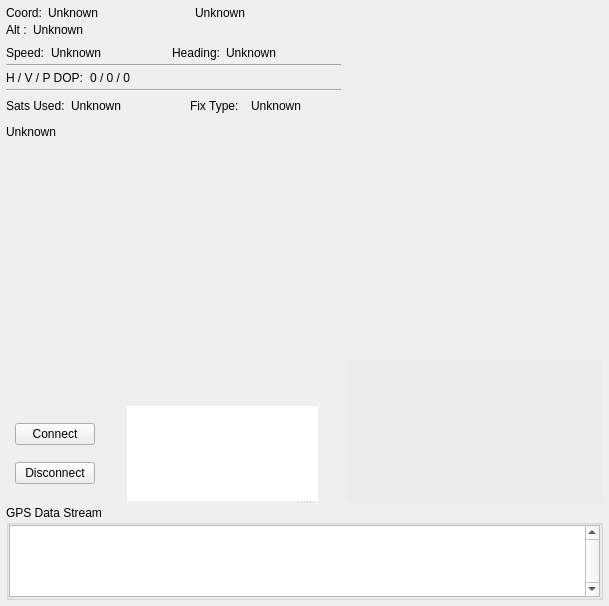
Qt form ground/gcs/src/plugins/gpsdisplay/gpsdisplaywidget.ui (librepilot/LibrePilot) before a commit.
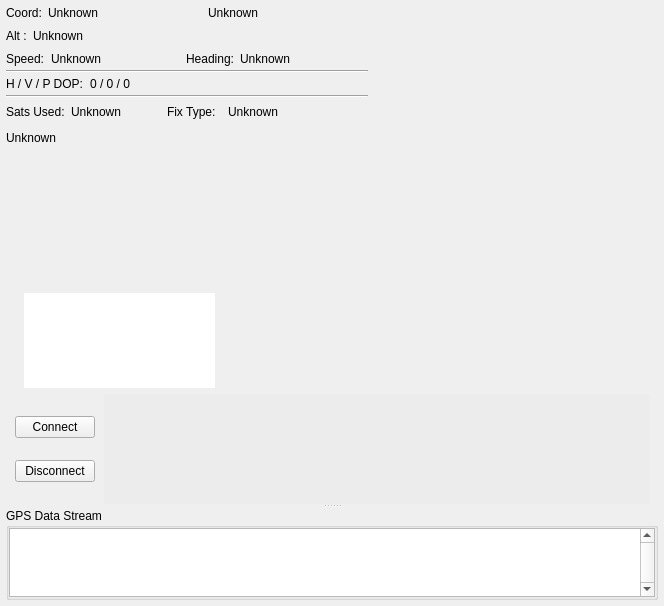
The same form after that commit. Custom widgets are drawn as their Qt base class.

Commit message: LP-536 Reorganize GPS display widget for a wider SNR widget.

Diff of the .ui file:
```diff
--- a/ground/gcs/src/plugins/gpsdisplay/gpsdisplaywidget.ui
+++ b/ground/gcs/src/plugins/gpsdisplay/gpsdisplaywidget.ui
@@ -6,7 +6,7 @@
    <rect>
     <x>0</x>
     <y>0</y>
-    <width>609</width>
+    <width>664</width>
     <height>606</height>
    </rect>
   </property>
@@ -47,164 +47,9 @@
       <bool>true</bool>
      </property>
      <widget class="QWidget" name="layoutWidget">
-      <layout class="QGridLayout" name="gridLayout" rowstretch="1,0" columnstretch="1,0">
-       <item row="1" column="1">
-        <widget class="GpsSnrWidget" name="gpsSnrWidget">
-         <property name="minimumSize">
-          <size>
-           <width>0</width>
-           <height>0</height>
-          </size>
-         </property>
-         <property name="maximumSize">
-          <size>
-           <width>400</width>
-           <height>140</height>
-          </size>
-         </property>
-         <property name="palette">
-          <palette>
-           <active>
-            <colorrole role="Base">
-             <brush brushstyle="SolidPattern">
-              <color alpha="255">
-               <red>236</red>
-               <green>236</green>
-               <blue>236</blue>
-              </color>
-             </brush>
-            </colorrole>
-            <colorrole role="Window">
-             <brush brushstyle="SolidPattern">
-              <color alpha="255">
-               <red>237</red>
-               <green>237</green>
-               <blue>237</blue>
-              </color>
-             </brush>
-            </colorrole>
-           </active>
-           <inactive>
-            <colorrole role="Base">
-             <brush brushstyle="SolidPattern">
-              <color alpha="255">
-               <red>236</red>
-               <green>236</green>
-               <blue>236</blue>
-              </color>
-             </brush>
-            </colorrole>
-            <colorrole role="Window">
-             <brush brushstyle="SolidPattern">
-              <color alpha="255">
-               <red>237</red>
-               <green>237</green>
-               <blue>237</blue>
-              </color>
-             </brush>
-            </colorrole>
-           </inactive>
-           <disabled>
-            <colorrole role="Base">
-             <brush brushstyle="SolidPattern">
-              <color alpha="255">
-               <red>236</red>
-               <green>236</green>
-               <blue>236</blue>
-              </color>
-             </brush>
-            </colorrole>
-            <colorrole role="Window">
-             <brush brushstyle="SolidPattern">
-              <color alpha="255">
-               <red>236</red>
-               <green>236</green>
-               <blue>236</blue>
-              </color>
-             </brush>
-            </colorrole>
-           </disabled>
-          </palette>
-         </property>
-         <property name="toolTip">
-          <string>&lt;html&gt;&lt;head/&gt;&lt;body&gt;&lt;p&gt;Displays the SNR for each detected sat. GPS satellites are shown in green, GLONASS in cyan, BeiDou in red, Galileo in magenta and SBAS/QZSS in orange. Satellite number (PRN) is displayed inside the bar. Sat SNR is displayed above (in dBHz)&lt;/p&gt;&lt;/body&gt;&lt;/html&gt;</string>
-         </property>
-         <property name="autoFillBackground">
-          <bool>false</bool>
-         </property>
-         <property name="frameShape">
-          <enum>QFrame::Panel</enum>
-         </property>
-         <property name="lineWidth">
-          <number>0</number>
-         </property>
-         <property name="verticalScrollBarPolicy">
-          <enum>Qt::ScrollBarAlwaysOff</enum>
-         </property>
-         <property name="horizontalScrollBarPolicy">
-          <enum>Qt::ScrollBarAlwaysOff</enum>
-         </property>
-        </widget>
-       </item>
-       <item row="0" column="1">
-        <layout class="QVBoxLayout" name="verticalLayout_3" stretch="0,1">
-         <property name="spacing">
-          <number>0</number>
-         </property>
-         <item>
-          <widget class="GpsConstellationWidget" name="gpsSky">
-           <property name="enabled">
-            <bool>true</bool>
-           </property>
-           <property name="maximumSize">
-            <size>
-             <width>400</width>
-             <height>400</height>
-            </size>
-           </property>
-           <property name="styleSheet">
-            <string notr="true">background-color: rgba(255, 255, 255, 0);</string>
-           </property>
-           <property name="frameShape">
-            <enum>QFrame::Panel</enum>
-           </property>
-           <property name="verticalScrollBarPolicy">
-            <enum>Qt::ScrollBarAlwaysOff</enum>
-           </property>
-           <property name="horizontalScrollBarPolicy">
-            <enum>Qt::ScrollBarAlwaysOff</enum>
-           </property>
-           <property name="backgroundBrush">
-            <brush brushstyle="NoBrush">
-             <color alpha="255">
-              <red>0</red>
-              <green>0</green>
-              <blue>0</blue>
-             </color>
-            </brush>
-           </property>
-          </widget>
-         </item>
-         <item>
-          <spacer name="verticalSpacer_2">
-           <property name="orientation">
-            <enum>Qt::Vertical</enum>
-           </property>
-           <property name="sizeType">
-            <enum>QSizePolicy::Expanding</enum>
-           </property>
-           <property name="sizeHint" stdset="0">
-            <size>
-             <width>20</width>
-             <height>40</height>
-            </size>
-           </property>
-          </spacer>
-         </item>
-        </layout>
-       </item>
-       <item row="0" column="0" rowspan="2">
-        <layout class="QVBoxLayout" name="infoVerticalLayout" stretch="0,0,0,0,0,0,0,0,0,0,0,0,0,0,0,1,0">
+      <layout class="QGridLayout" name="gridLayout" rowstretch="3,0">
+       <item row="0" column="0">
+        <layout class="QVBoxLayout" name="infoVerticalLayout" stretch="0,0,0,0,0,0,0,0,0,0,0,0,0,0,0,1,0,0">
          <property name="spacing">
           <number>0</number>
          </property>
@@ -284,6 +129,22 @@
            </item>
           </layout>
          </item>
+         <item>
+          <spacer name="verticalSpacer_9">
+           <property name="orientation">
+            <enum>Qt::Vertical</enum>
+           </property>
+           <property name="sizeType">
+            <enum>QSizePolicy::Preferred</enum>
+           </property>
+           <property name="sizeHint" stdset="0">
+            <size>
+             <width>20</width>
+             <height>6</height>
+            </size>
+           </property>
+          </spacer>
+         </item>
          <item>
           <layout class="QHBoxLayout" name="horizontalLayout_2">
            <property name="topMargin">
@@ -578,6 +439,18 @@
            </item>
            <item>
             <widget class="QLabel" name="status_value">
+             <property name="sizePolicy">
+              <sizepolicy hsizetype="Preferred" vsizetype="Preferred">
+               <horstretch>0</horstretch>
+               <verstretch>0</verstretch>
+              </sizepolicy>
+             </property>
+             <property name="minimumSize">
+              <size>
+               <width>50</width>
+               <height>0</height>
+              </size>
+             </property>
              <property name="maximumSize">
               <size>
                <width>100</width>
@@ -659,6 +532,12 @@
            </item>
            <item>
             <widget class="QLabel" name="fix_value">
+             <property name="minimumSize">
+              <size>
+               <width>100</width>
+               <height>0</height>
+              </size>
+             </property>
              <property name="text">
               <string>Unknown</string>
              </property>
@@ -755,71 +634,21 @@
           </spacer>
          </item>
          <item>
-          <layout class="QHBoxLayout" name="horizontalLayout2" stretch="0,0,0,0,0,0">
+          <layout class="QHBoxLayout" name="horizontalLayout_4" stretch="0,0,0">
            <property name="spacing">
             <number>0</number>
            </property>
            <item>
-            <spacer name="horizontalSpacer">
+            <spacer name="horizontalSpacer_21">
              <property name="orientation">
               <enum>Qt::Horizontal</enum>
              </property>
              <property name="sizeType">
-              <enum>QSizePolicy::Preferred</enum>
+              <enum>QSizePolicy::Minimum</enum>
              </property>
              <property name="sizeHint" stdset="0">
               <size>
-               <width>9</width>
-               <height>20</height>
-              </size>
-             </property>
-            </spacer>
-           </item>
-           <item>
-            <layout class="QVBoxLayout" name="verticalLayout">
-             <item>
-              <widget class="QPushButton" name="connectButton">
-               <property name="text">
-                <string>Connect</string>
-               </property>
-              </widget>
-             </item>
-             <item>
-              <widget class="QPushButton" name="disconnectButton">
-               <property name="text">
-                <string>Disconnect</string>
-               </property>
-              </widget>
-             </item>
-            </layout>
-           </item>
-           <item>
-            <spacer name="horizontalSpacer_2">
-             <property name="orientation">
-              <enum>Qt::Horizontal</enum>
-             </property>
-             <property name="sizeType">
-              <enum>QSizePolicy::Preferred</enum>
-             </property>
-             <property name="sizeHint" stdset="0">
-              <size>
-               <width>9</width>
-               <height>20</height>
-              </size>
-             </property>
-            </spacer>
-           </item>
-           <item>
-            <spacer name="horizontalSpacer_3">
-             <property name="orientation">
-              <enum>Qt::Horizontal</enum>
-             </property>
-             <property name="sizeType">
-              <enum>QSizePolicy::Expanding</enum>
-             </property>
-             <property name="sizeHint" stdset="0">
-              <size>
-               <width>0</width>
+               <width>18</width>
                <height>20</height>
               </size>
              </property>
@@ -875,7 +704,7 @@
              </property>
              <property name="sizeHint" stdset="0">
               <size>
-               <width>20</width>
+               <width>40</width>
                <height>20</height>
               </size>
              </property>
@@ -885,6 +714,249 @@
          </item>
         </layout>
        </item>
+       <item row="0" column="1">
+        <layout class="QVBoxLayout" name="verticalLayout_3" stretch="0,1">
+         <property name="spacing">
+          <number>0</number>
+         </property>
+         <item>
+          <widget class="GpsConstellationWidget" name="gpsSky">
+           <property name="enabled">
+            <bool>true</bool>
+           </property>
+           <property name="maximumSize">
+            <size>
+             <width>400</width>
+             <height>400</height>
+            </size>
+           </property>
+           <property name="styleSheet">
+            <string notr="true">background-color: rgba(255, 255, 255, 0);</string>
+           </property>
+           <property name="frameShape">
+            <enum>QFrame::Panel</enum>
+           </property>
+           <property name="verticalScrollBarPolicy">
+            <enum>Qt::ScrollBarAlwaysOff</enum>
+           </property>
+           <property name="horizontalScrollBarPolicy">
+            <enum>Qt::ScrollBarAlwaysOff</enum>
+           </property>
+           <property name="backgroundBrush">
+            <brush brushstyle="NoBrush">
+             <color alpha="255">
+              <red>0</red>
+              <green>0</green>
+              <blue>0</blue>
+             </color>
+            </brush>
+           </property>
+          </widget>
+         </item>
+         <item>
+          <spacer name="verticalSpacer_2">
+           <property name="orientation">
+            <enum>Qt::Vertical</enum>
+           </property>
+           <property name="sizeType">
+            <enum>QSizePolicy::Expanding</enum>
+           </property>
+           <property name="sizeHint" stdset="0">
+            <size>
+             <width>20</width>
+             <height>40</height>
+            </size>
+           </property>
+          </spacer>
+         </item>
+        </layout>
+       </item>
+       <item row="1" column="0" colspan="2">
+        <layout class="QHBoxLayout" name="horizontalLayout2">
+         <property name="spacing">
+          <number>0</number>
+         </property>
+         <property name="topMargin">
+          <number>0</number>
+         </property>
+         <property name="bottomMargin">
+          <number>0</number>
+         </property>
+         <item>
+          <spacer name="horizontalSpacer">
+           <property name="orientation">
+            <enum>Qt::Horizontal</enum>
+           </property>
+           <property name="sizeType">
+            <enum>QSizePolicy::Fixed</enum>
+           </property>
+           <property name="sizeHint" stdset="0">
+            <size>
+             <width>9</width>
+             <height>20</height>
+            </size>
+           </property>
+          </spacer>
+         </item>
+         <item>
+          <layout class="QVBoxLayout" name="verticalLayout">
+           <item>
+            <widget class="QPushButton" name="connectButton">
+             <property name="text">
+              <string>Connect</string>
+             </property>
+            </widget>
+           </item>
+           <item>
+            <widget class="QPushButton" name="disconnectButton">
+             <property name="text">
+              <string>Disconnect</string>
+             </property>
+            </widget>
+           </item>
+          </layout>
+         </item>
+         <item>
+          <spacer name="horizontalSpacer_3">
+           <property name="orientation">
+            <enum>Qt::Horizontal</enum>
+           </property>
+           <property name="sizeType">
+            <enum>QSizePolicy::MinimumExpanding</enum>
+           </property>
+           <property name="sizeHint" stdset="0">
+            <size>
+             <width>9</width>
+             <height>20</height>
+            </size>
+           </property>
+          </spacer>
+         </item>
+         <item>
+          <widget class="GpsSnrWidget" name="gpsSnrWidget">
+           <property name="sizePolicy">
+            <sizepolicy hsizetype="Expanding" vsizetype="Expanding">
+             <horstretch>1</horstretch>
+             <verstretch>0</verstretch>
+            </sizepolicy>
+           </property>
+           <property name="maximumSize">
+            <size>
+             <width>850</width>
+             <height>110</height>
+            </size>
+           </property>
+           <property name="baseSize">
+            <size>
+             <width>0</width>
+             <height>0</height>
+            </size>
+           </property>
+           <property name="palette">
+            <palette>
+             <active>
+              <colorrole role="Base">
+               <brush brushstyle="SolidPattern">
+                <color alpha="255">
+                 <red>236</red>
+                 <green>236</green>
+                 <blue>236</blue>
+                </color>
+               </brush>
+              </colorrole>
+              <colorrole role="Window">
+               <brush brushstyle="SolidPattern">
+                <color alpha="255">
+                 <red>237</red>
+                 <green>237</green>
+                 <blue>237</blue>
+                </color>
+               </brush>
+              </colorrole>
+             </active>
+             <inactive>
+              <colorrole role="Base">
+               <brush brushstyle="SolidPattern">
+                <color alpha="255">
+                 <red>236</red>
+                 <green>236</green>
+                 <blue>236</blue>
+                </color>
+               </brush>
+              </colorrole>
+              <colorrole role="Window">
+               <brush brushstyle="SolidPattern">
+                <color alpha="255">
+                 <red>237</red>
+                 <green>237</green>
+                 <blue>237</blue>
+                </color>
+               </brush>
+              </colorrole>
+             </inactive>
+             <disabled>
+              <colorrole role="Base">
+               <brush brushstyle="SolidPattern">
+                <color alpha="255">
+                 <red>236</red>
+                 <green>236</green>
+                 <blue>236</blue>
+                </color>
+               </brush>
+              </colorrole>
+              <colorrole role="Window">
+               <brush brushstyle="SolidPattern">
+                <color alpha="255">
+                 <red>236</red>
+                 <green>236</green>
+                 <blue>236</blue>
+                </color>
+               </brush>
+              </colorrole>
+             </disabled>
+            </palette>
+           </property>
+           <property name="toolTip">
+            <string>&lt;html&gt;&lt;head/&gt;&lt;body&gt;&lt;p&gt;Displays the SNR for each detected sat.&lt;/p&gt; &lt;ul&gt;&lt;li&gt; GPS satellites are shown in green&lt;/li&gt;&lt;li&gt; GLONASS in cyan&lt;/li&gt;&lt;li&gt; BeiDou in red&lt;/li&gt;&lt;li&gt; Galileo in magenta &lt;/li&gt;&lt;li&gt; SBAS/QZSS in orange &lt;li&gt;&lt;/ul&gt;&lt;p&gt; Satellite number (PRN) is displayed inside the bar. &lt;br/&gt; Sat SNR is displayed above (in dBHz )&lt;/p&gt;&lt;/body&gt;&lt;/html&gt;</string>
+           </property>
+           <property name="autoFillBackground">
+            <bool>false</bool>
+           </property>
+           <property name="frameShape">
+            <enum>QFrame::NoFrame</enum>
+           </property>
+           <property name="frameShadow">
+            <enum>QFrame::Plain</enum>
+           </property>
+           <property name="lineWidth">
+            <number>0</number>
+           </property>
+           <property name="verticalScrollBarPolicy">
+            <enum>Qt::ScrollBarAlwaysOff</enum>
+           </property>
+           <property name="horizontalScrollBarPolicy">
+            <enum>Qt::ScrollBarAlwaysOff</enum>
+           </property>
+          </widget>
+         </item>
+         <item>
+          <spacer name="horizontalSpacer_2">
+           <property name="orientation">
+            <enum>Qt::Horizontal</enum>
+           </property>
+           <property name="sizeType">
+            <enum>QSizePolicy::Fixed</enum>
+           </property>
+           <property name="sizeHint" stdset="0">
+            <size>
+             <width>9</width>
+             <height>20</height>
+            </size>
+           </property>
+          </spacer>
+         </item>
+        </layout>
+       </item>
       </layout>
      </widget>
      <widget class="QGroupBox" name="dataStreamGroupBox">
```
The commit also changes 1 other file.
